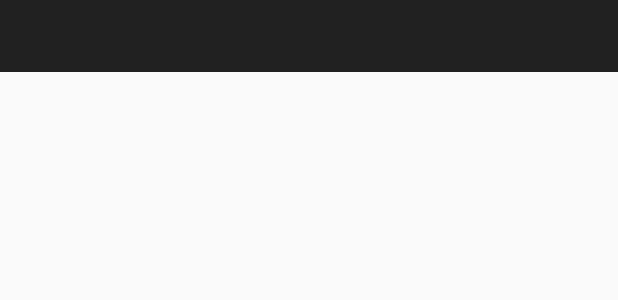
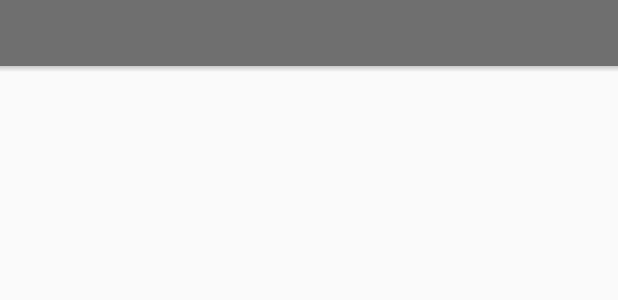
Before and after one commit to ArthurNagy/Droidcon, an Android app: the layout item_header.xml on its own in the app's theme, with its tools: preview values and no code run, on a phone screen of 412 x 824 dp. Shown: the top 300 px of the screen. Run offline under Robolectric (Android 15) with nearby library versions, the phone set to English and light mode, and no system bars.

Commit message:
Add fake elevation to headers.

```diff
--- /dev/null
+++ b/app/src/main/res/drawable/bg_bottom_shadow.xml
@@ -0,0 +1,13 @@
+<?xml version="1.0" encoding="utf-8"?>
+<shape xmlns:android="http://schemas.android.com/apk/res/android"
+    android:shape="rectangle">
+
+    <gradient
+        android:angle="270"
+        android:endColor="#00000000"
+        android:startColor="#33000000"
+        android:type="linear" />
+
+    <corners android:radius="0dp" />
+
+</shape>
--- a/app/src/main/res/layout/item_header.xml
+++ b/app/src/main/res/layout/item_header.xml
@@ -1,16 +1,32 @@
 <?xml version="1.0" encoding="utf-8"?>
-<layout xmlns:android="http://schemas.android.com/apk/res/android">
+<layout xmlns:android="http://schemas.android.com/apk/res/android"
+    xmlns:tools="http://schemas.android.com/tools">
 
     <!--suppress AndroidUnknownAttribute -->
     <data class=".HeaderItemBinding" />
 
-    <TextView
-        android:id="@+id/title"
+    <RelativeLayout
         android:layout_width="match_parent"
-        android:layout_height="@dimen/header_height"
-        android:background="@color/icon_background"
-        android:gravity="center_vertical"
-        android:padding="@dimen/content_padding"
-        android:textColor="@android:color/white" />
+        android:layout_height="@dimen/header_height">
+
+        <View
+            android:id="@+id/shadow"
+            android:layout_width="match_parent"
+            android:layout_height="@dimen/header_elevation"
+            android:layout_alignParentBottom="true"
+            android:background="@drawable/bg_bottom_shadow"
+            tools:ignore="ContentDescription" />
+
+        <TextView
+            android:id="@+id/title"
+            android:layout_width="match_parent"
+            android:layout_height="match_parent"
+            android:layout_above="@id/shadow"
+            android:background="@color/header_background"
+            android:gravity="center_vertical"
+            android:padding="@dimen/content_padding"
+            android:textColor="@android:color/white" />
+
+    </RelativeLayout>
 
 </layout>
--- a/app/src/main/res/values/colors.xml
+++ b/app/src/main/res/values/colors.xml
@@ -4,4 +4,5 @@
     <color name="primary_dark">#008ba3</color>
     <color name="accent">#ff3d00</color>
     <color name="icon_background">#212121</color>
+    <color name="header_background">#6f6f6f</color>
 </resources>
--- a/app/src/main/res/values/dimens.xml
+++ b/app/src/main/res/values/dimens.xml
@@ -3,11 +3,9 @@
 
     <dimen name="content_padding">8dp</dimen>
 
-    <dimen name="appbar_elevation">4dp</dimen>
-
     <dimen name="bottom_nav_height">56dp</dimen>
-    <dimen name="bottom_nav_elevation">8dp</dimen>
 
     <dimen name="header_height">48dp</dimen>
+    <dimen name="header_elevation">4dp</dimen>
 
 </resources>
```
